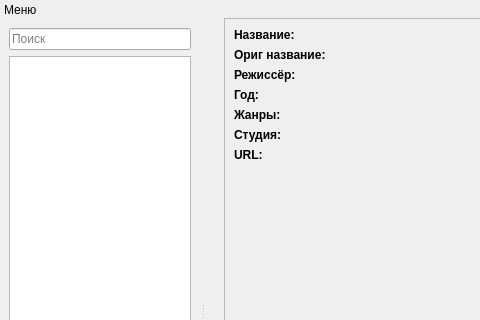
Before: the Qt Designer form mainwindow.ui in LibertaSoft/DatabaseAnime, drawn with Qt 5; both pictures show x 0 to 480 and y 0 to 320 of the 911 by 624 pixel window.
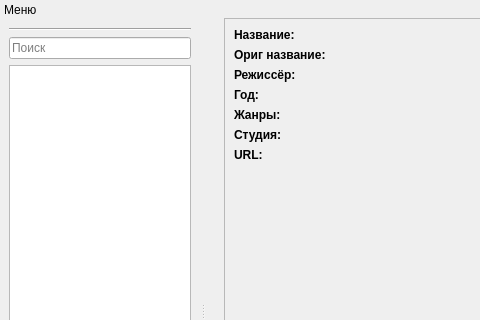
After: the same form once the commit is applied. The open tabs and pages were chosen to show the change. Icons and pictures are not drawn.

```diff
--- a/mainwindow.ui
+++ b/mainwindow.ui
@@ -716,6 +716,16 @@
      <item>
       <layout class="QVBoxLayout" name="VLay_SectionSwapBtns"/>
      </item>
+     <item>
+      <widget class="Line" name="line">
+       <property name="orientation">
+        <enum>Qt::Horizontal</enum>
+       </property>
+      </widget>
+     </item>
+     <item>
+      <layout class="QVBoxLayout" name="VLay_sectionOption"/>
+     </item>
      <item>
       <widget class="QLineEdit" name="lineEdit_Search">
        <property name="text">
```
Left out of the diff: 8 changed lines with no effect on the pictures.
